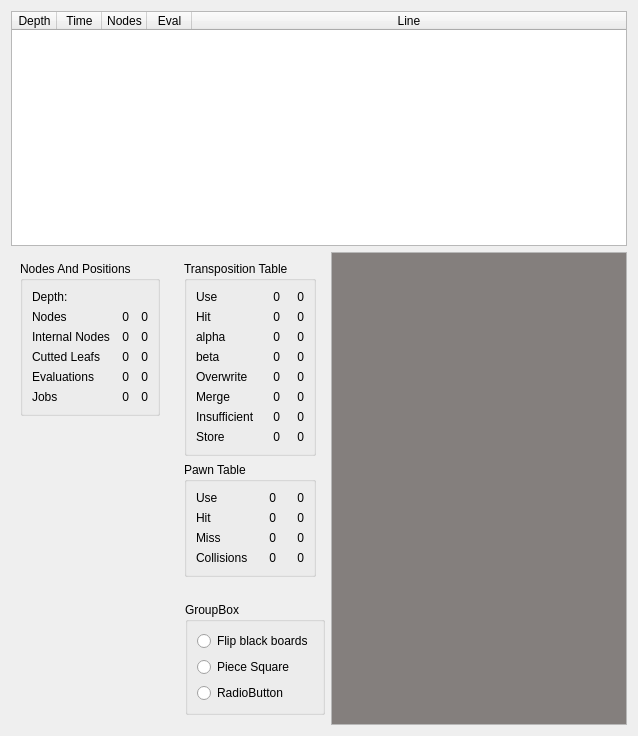
Old version of the form stats.ui in the repository gpiez/hayabusa.
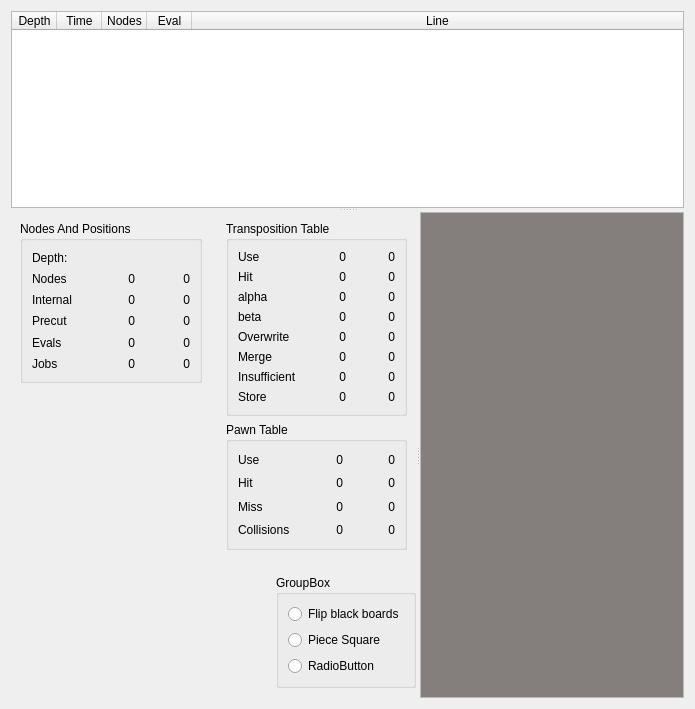
New version of the form. Custom widgets are drawn as their Qt base class.

Commit message: Use splitters instead of a layout

```diff
--- a/stats.ui
+++ b/stats.ui
@@ -6,15 +6,19 @@
    <rect>
     <x>0</x>
     <y>0</y>
-    <width>638</width>
-    <height>736</height>
+    <width>695</width>
+    <height>709</height>
    </rect>
   </property>
   <property name="windowTitle">
    <string>Statistics</string>
   </property>
-  <layout class="QVBoxLayout" name="verticalLayout_5" stretch="0,0">
+  <layout class="QVBoxLayout" name="verticalLayout_5">
    <item>
+    <widget class="QSplitter" name="splitter_2">
+     <property name="orientation">
+      <enum>Qt::Vertical</enum>
+     </property>
     <widget class="QTableWidget" name="bestLine">
      <property name="editTriggers">
       <set>QAbstractItemView::NoEditTriggers</set>
@@ -84,13 +88,11 @@
       </property>
      </column>
     </widget>
-   </item>
-   <item>
-    <layout class="QHBoxLayout" name="horizontalLayout_4">
-     <property name="leftMargin">
-      <number>0</number>
-     </property>
-     <item>
+     <widget class="QSplitter" name="splitter">
+      <property name="orientation">
+       <enum>Qt::Horizontal</enum>
+      </property>
+      <widget class="QWidget" name="">
       <layout class="QVBoxLayout" name="verticalLayout_2">
        <item>
         <layout class="QHBoxLayout" name="horizontalLayout">
@@ -151,7 +153,7 @@
                <item row="2" column="0">
                 <widget class="QLabel" name="tNodes_2">
                  <property name="text">
-                  <string>Internal Nodes</string>
+                   <string>Internal</string>
                  </property>
                 </widget>
                </item>
@@ -190,7 +192,7 @@
                <item row="4" column="0">
                 <widget class="QLabel" name="label_3">
                  <property name="text">
-                  <string>Evaluations</string>
+                   <string>Evals</string>
                  </property>
                 </widget>
                </item>
@@ -217,7 +219,7 @@
                <item row="3" column="0">
                 <widget class="QLabel" name="label_8">
                  <property name="text">
-                  <string>Cutted Leafs</string>
+                   <string>Precut</string>
                  </property>
                 </widget>
                </item>
@@ -281,11 +283,35 @@
             <item>
              <widget class="QLabel" name="position">
               <property name="sizePolicy">
-               <sizepolicy hsizetype="Preferred" vsizetype="Expanding">
+                <sizepolicy hsizetype="Minimum" vsizetype="Minimum">
                 <horstretch>0</horstretch>
-                <verstretch>3</verstretch>
-               </sizepolicy>
-              </property>
+                 <verstretch>0</verstretch>
+                </sizepolicy>
+               </property>
+               <property name="minimumSize">
+                <size>
+                 <width>128</width>
+                 <height>128</height>
+                </size>
+               </property>
+               <property name="maximumSize">
+                <size>
+                 <width>512</width>
+                 <height>512</height>
+                </size>
+               </property>
+               <property name="sizeIncrement">
+                <size>
+                 <width>8</width>
+                 <height>8</height>
+                </size>
+               </property>
+               <property name="baseSize">
+                <size>
+                 <width>64</width>
+                 <height>64</height>
+                </size>
+               </property>
               <property name="text">
                <string/>
               </property>
@@ -701,9 +727,15 @@
              <property name="sizePolicy">
               <sizepolicy hsizetype="Preferred" vsizetype="Preferred">
                <horstretch>0</horstretch>
-               <verstretch>1</verstretch>
-              </sizepolicy>
-             </property>
+                <verstretch>0</verstretch>
+               </sizepolicy>
+              </property>
+              <property name="minimumSize">
+               <size>
+                <width>36</width>
+                <height>0</height>
+               </size>
+              </property>
              <property name="alignment">
               <set>Qt::AlignCenter</set>
              </property>
@@ -717,6 +749,12 @@
                <verstretch>0</verstretch>
               </sizepolicy>
              </property>
+              <property name="minimumSize">
+               <size>
+                <width>36</width>
+                <height>0</height>
+               </size>
+              </property>
              <property name="alignment">
               <set>Qt::AlignCenter</set>
              </property>
@@ -730,6 +768,12 @@
                <verstretch>0</verstretch>
               </sizepolicy>
              </property>
+              <property name="minimumSize">
+               <size>
+                <width>36</width>
+                <height>0</height>
+               </size>
+              </property>
              <property name="alignment">
               <set>Qt::AlignCenter</set>
              </property>
@@ -743,6 +787,12 @@
                <verstretch>0</verstretch>
               </sizepolicy>
              </property>
+              <property name="minimumSize">
+               <size>
+                <width>36</width>
+                <height>0</height>
+               </size>
+              </property>
              <property name="alignment">
               <set>Qt::AlignCenter</set>
              </property>
@@ -753,7 +803,7 @@
              <property name="sizePolicy">
               <sizepolicy hsizetype="Preferred" vsizetype="Preferred">
                <horstretch>0</horstretch>
-               <verstretch>1</verstretch>
+                <verstretch>0</verstretch>
               </sizepolicy>
              </property>
              <property name="alignment">
@@ -791,6 +841,12 @@
            </item>
            <item row="1" column="5">
             <widget class="QLabel" name="wb6">
+              <property name="minimumSize">
+               <size>
+                <width>0</width>
+                <height>36</height>
+               </size>
+              </property>
              <property name="alignment">
               <set>Qt::AlignCenter</set>
              </property>
@@ -804,6 +860,12 @@
                <verstretch>0</verstretch>
               </sizepolicy>
              </property>
+              <property name="minimumSize">
+               <size>
+                <width>36</width>
+                <height>36</height>
+               </size>
+              </property>
              <property name="alignment">
               <set>Qt::AlignCenter</set>
              </property>
@@ -817,6 +879,12 @@
                <verstretch>0</verstretch>
               </sizepolicy>
              </property>
+              <property name="minimumSize">
+               <size>
+                <width>36</width>
+                <height>0</height>
+               </size>
+              </property>
              <property name="text">
               <string/>
              </property>
@@ -830,7 +898,7 @@
          <item>
           <widget class="QGroupBox" name="groupBox_2">
            <property name="sizePolicy">
-            <sizepolicy hsizetype="Maximum" vsizetype="Preferred">
+             <sizepolicy hsizetype="Maximum" vsizetype="Maximum">
              <horstretch>0</horstretch>
              <verstretch>0</verstretch>
             </sizepolicy>
@@ -884,11 +952,10 @@
         </layout>
        </item>
       </layout>
-     </item>
-     <item>
+      </widget>
       <widget class="LockedTreeView" name="treeView">
        <property name="sizePolicy">
-        <sizepolicy hsizetype="Preferred" vsizetype="Expanding">
+        <sizepolicy hsizetype="Expanding" vsizetype="Expanding">
          <horstretch>0</horstretch>
          <verstretch>0</verstretch>
         </sizepolicy>
@@ -970,8 +1037,8 @@
         <bool>false</bool>
        </attribute>
       </widget>
-     </item>
-    </layout>
+     </widget>
+    </widget>
    </item>
   </layout>
  </widget>
```
Lines whose indentation alone changed are shown as unchanged.
